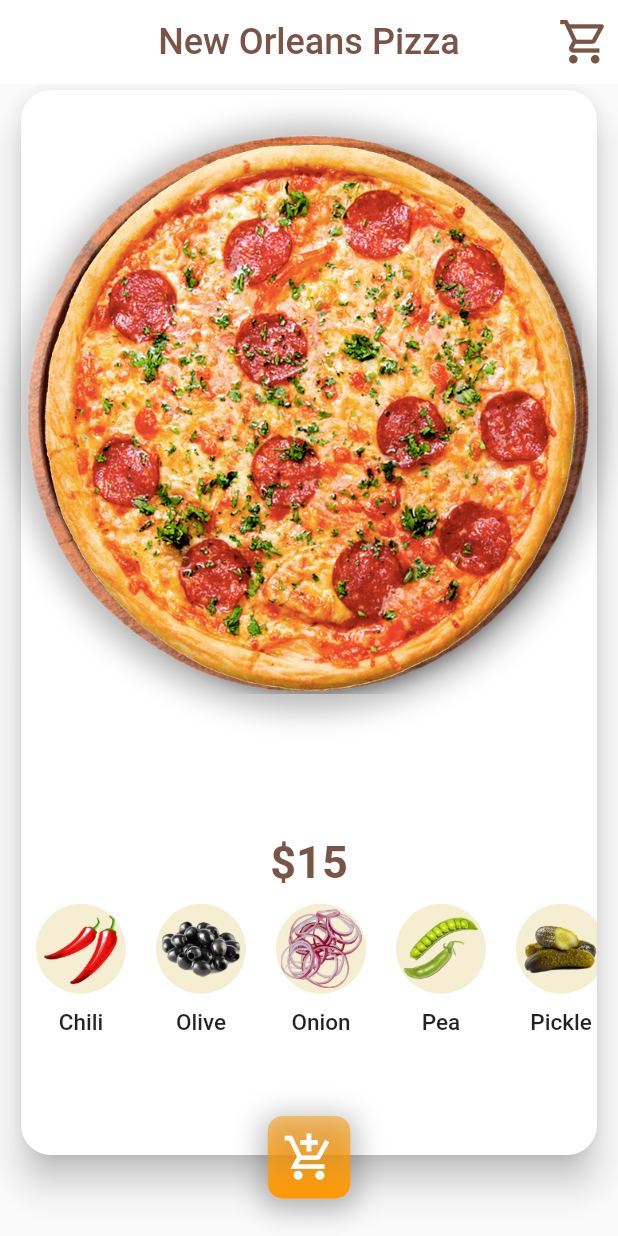
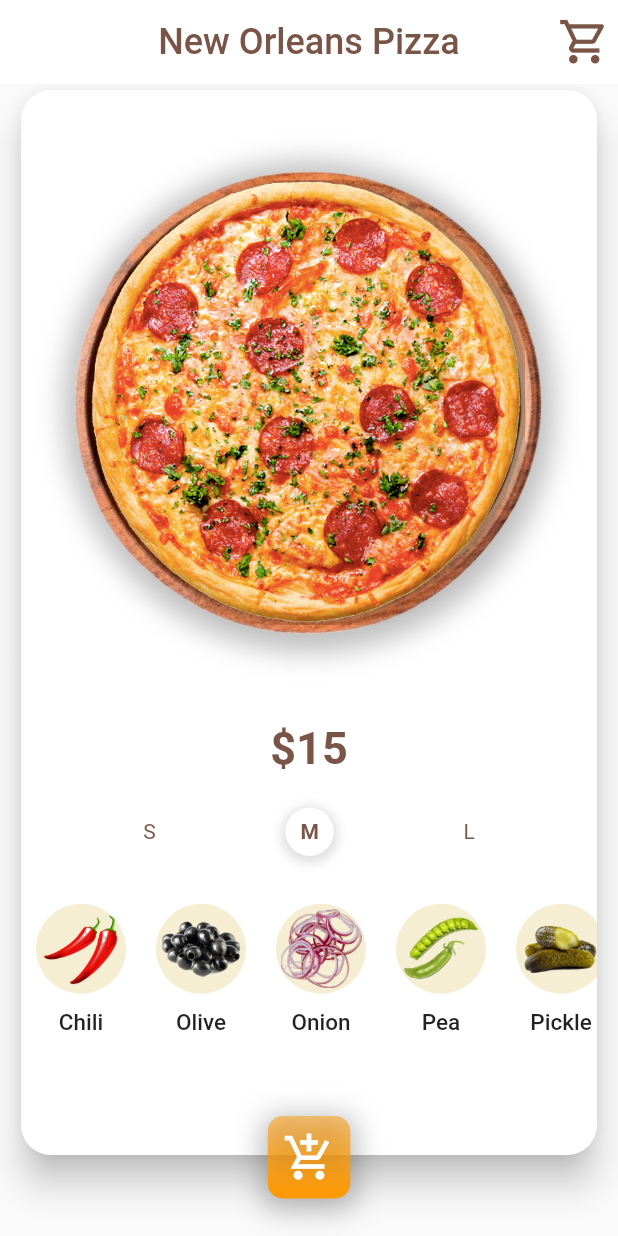
Before and after one commit to ferchodeleon/pizza_order_details_flutter, a Flutter app: the screen it shows after launch, on a phone screen of 412 x 824 dp. Run offline on Flutter 3.47's test engine with Material 2 defaults, Android fonts, the phone set to English and light mode, and no system bars.

Commit message:
Add to the pizza size

```diff
--- a/lib/pages/pizza_order_details.dart
+++ b/lib/pages/pizza_order_details.dart
@@ -76,6 +76,26 @@ class PizzaDetails extends StatefulWidget {
   _PizzaDetailsState createState() => _PizzaDetailsState();
 }
 
+enum _PizzaSizeValue { s, m, l }
+
+class _PizzaSizeState {
+  _PizzaSizeState(this.value) : factor = _getFactorBySize(value);
+  final _PizzaSizeValue value;
+  final double factor;
+
+  static double _getFactorBySize(_PizzaSizeValue value) {
+    switch (value) {
+      case _PizzaSizeValue.s:
+        return 0.78;
+      case _PizzaSizeValue.m:
+        return 0.88;
+      case _PizzaSizeValue.l:
+        return 1.00;
+    }
+    return 1.0;
+  }
+}
+
 class _PizzaDetailsState extends State<PizzaDetails>
     with SingleTickerProviderStateMixin {
   final _listIngredients = <Ingredient>[];
@@ -84,6 +104,9 @@ class _PizzaDetailsState extends State<PizzaDetails>
   AnimationController _animationController;
   List<Animation> _animationList = <Animation>[];
   BoxConstraints _pizzaConstrains;
+  final _notifierPizzaSize = ValueNotifier<_PizzaSizeState>(
+    _PizzaSizeState(_PizzaSizeValue.m),
+  );
 
   Widget _buildIngredientsWidget() {
     List<Widget> elements = [];
@@ -235,12 +258,20 @@ class _PizzaDetailsState extends State<PizzaDetails>
                   return LayoutBuilder(
                     builder: (context, constraints) {
                       _pizzaConstrains = constraints;
-                      return Center(
+                      return ValueListenableBuilder<_PizzaSizeState>(
+                          valueListenable: _notifierPizzaSize,
+                          builder: (context, pizzaSize, _) {
+                            return Stack(
+                              children: [
+                                Center(
                                   child: AnimatedContainer(
                                     duration: Duration(milliseconds: 400),
                                     height: _focused
-                              ? constraints.maxHeight
-                              : constraints.maxHeight - 50,
+                                        ? constraints.maxHeight *
+                                            pizzaSize.factor
+                                        : constraints.maxHeight *
+                                                pizzaSize.factor -
+                                            50,
                                     child: Stack(
                                       children: [
                                         DecoratedBox(
@@ -259,12 +290,16 @@ class _PizzaDetailsState extends State<PizzaDetails>
                                         ),
                                         Padding(
                                           padding: const EdgeInsets.all(10.0),
-                                child: Image.asset('assets/pizza-1.png'),
+                                          child:
+                                              Image.asset('assets/pizza-1.png'),
                                         ),
                                       ],
                                     ),
                                   ),
+                                ),
+                              ],
                             );
+                          });
                     },
                   );
                 },
@@ -278,7 +313,42 @@ class _PizzaDetailsState extends State<PizzaDetails>
                 fontSize: 30.0,
                 fontWeight: FontWeight.bold,
               ),
-            )
+            ),
+            const SizedBox(height: 20.0),
+            ValueListenableBuilder<_PizzaSizeState>(
+                valueListenable: _notifierPizzaSize,
+                builder: (context, pizzaSize, _) {
+                  return Row(
+                    mainAxisAlignment: MainAxisAlignment.spaceEvenly,
+                    children: [
+                      PizzaSizeButton(
+                        text: 'S',
+                        onTap: () {
+                          _notifierPizzaSize.value =
+                              _PizzaSizeState(_PizzaSizeValue.s);
+                        },
+                        selected: pizzaSize.value == _PizzaSizeValue.s,
+                      ),
+                      PizzaSizeButton(
+                        text: 'M',
+                        onTap: () {
+                          _notifierPizzaSize.value =
+                              _PizzaSizeState(_PizzaSizeValue.m);
+                        },
+                        selected: pizzaSize.value == _PizzaSizeValue.m,
+                      ),
+                      PizzaSizeButton(
+                        text: 'L',
+                        onTap: () {
+                          _notifierPizzaSize.value =
+                              _PizzaSizeState(_PizzaSizeValue.l);
+                        },
+                        selected: pizzaSize.value == _PizzaSizeValue.l,
+                      ),
+                    ],
+                  );
+                }),
+            const SizedBox(height: 20.0),
           ],
         ),
         AnimatedBuilder(
@@ -288,6 +358,55 @@ class _PizzaDetailsState extends State<PizzaDetails>
           },
         )
       ],
+    );
+  }
+}
+
+class PizzaSizeButton extends StatelessWidget {
+  const PizzaSizeButton({
+    Key key,
+    this.selected,
+    this.text,
+    this.onTap,
+  }) : super(key: key);
+
+  final bool selected;
+  final String text;
+  final VoidCallback onTap;
+
+  @override
+  Widget build(BuildContext context) {
+    return Padding(
+      padding: const EdgeInsets.symmetric(horizontal: 5.0),
+      child: GestureDetector(
+        onTap: onTap,
+        child: Container(
+          decoration: BoxDecoration(
+            shape: BoxShape.circle,
+            color: Colors.white,
+            boxShadow: selected
+                ? [
+                    BoxShadow(
+                      spreadRadius: 3.0,
+                      color: Colors.black12,
+                      offset: Offset(0.0, 2.0),
+                      blurRadius: 5.0,
+                    ),
+                  ]
+                : null,
+          ),
+          child: Padding(
+            padding: const EdgeInsets.all(10.0),
+            child: Text(
+              text,
+              style: TextStyle(
+                color: Colors.brown,
+                fontWeight: selected ? FontWeight.bold : FontWeight.w400,
+              ),
+            ),
+          ),
+        ),
+      ),
     );
   }
 }
```
Lines whose indentation alone changed are shown as unchanged.
